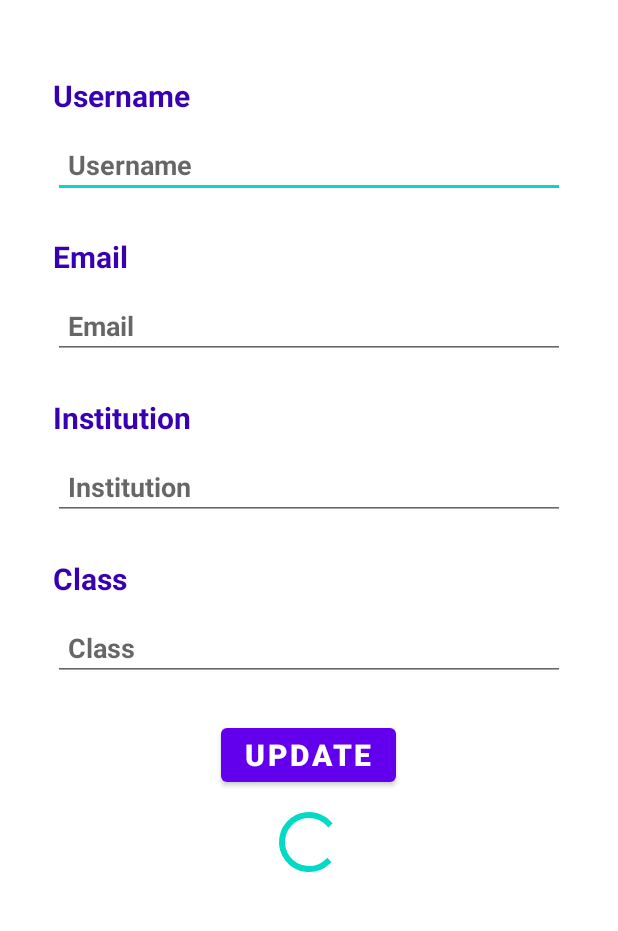
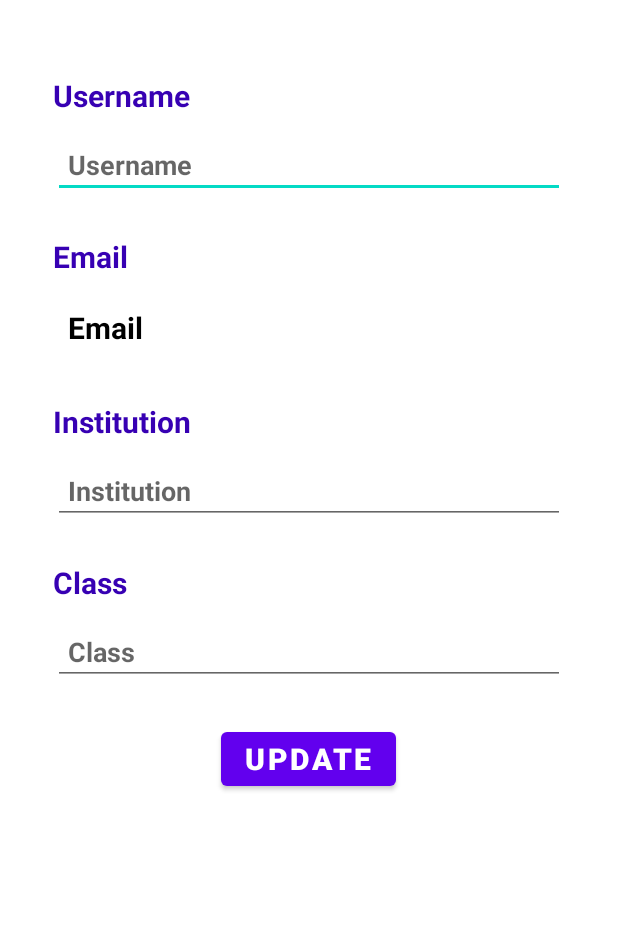
Before and after one commit to VaradMash/assignment_submission_portal, an Android app: the layout fragment_update_profile.xml on its own in the app's theme, with its tools: preview values and no code run, on a phone screen of 412 x 824 dp, the part 252-1183 px from its top. Run offline under Robolectric (Android 15) with nearby library versions, the phone set to English and light mode, and no system bars.

Commit message:
Update profile code updated.

```diff
--- a/app/build.gradle
+++ b/app/build.gradle
@@ -39,6 +39,7 @@ dependencies {
     implementation 'com.google.firebase:firebase-database'
     //noinspection GradleCompatible
     implementation 'com.android.support:design:28.0.0'
+    implementation 'com.google.firebase:firebase-firestore'
     testImplementation 'junit:junit:4.+'
     androidTestImplementation 'androidx.test.ext:junit:1.1.2'
     androidTestImplementation 'androidx.test.espresso:espresso-core:3.3.0'
--- a/app/src/main/java/com/example/swadhyaya/UserProfile.java
+++ b/app/src/main/java/com/example/swadhyaya/UserProfile.java
@@ -66,7 +66,7 @@ public class UserProfile extends AppCompatActivity implements NavigationView.OnN
         View header = navigationView.getHeaderView(0);
         navBarUsername = (TextView)header.findViewById(R.id.navBarUsername);
         navBarEmail = (TextView)header.findViewById(R.id.navBarEmail);
-        if(user != null && savedInstanceState != null)
+        if(user != null)
         {
             Toast.makeText(getApplicationContext(), "Welcome " + user.getDisplayName(), Toast.LENGTH_SHORT).show();
             navBarUsername.setText(user.getDisplayName());
@@ -105,6 +105,7 @@ public class UserProfile extends AppCompatActivity implements NavigationView.OnN
         }
     }
 
+    @SuppressLint("NonConstantResourceId")
     @Override
     public boolean onNavigationItemSelected(@NonNull MenuItem item) {
         switch(item.getItemId())
--- a/app/src/main/res/layout/fragment_update_profile.xml
+++ b/app/src/main/res/layout/fragment_update_profile.xml
@@ -68,16 +68,15 @@
                 android:textSize="20sp"
                 android:textStyle="bold" />
 
-            <EditText
-                android:id="@+id/etUpdateEmail"
+            <TextView
+                android:id="@+id/tvEmail"
                 android:layout_width="match_parent"
                 android:layout_height="wrap_content"
                 android:layout_marginTop="10dp"
-                android:autofillHints="@string/email"
-                android:hint="@string/email"
-                android:inputType="textEmailAddress"
                 android:padding="10dp"
+                android:text="@string/email"
                 android:textColor="@color/black"
+                android:textSize="20sp"
                 android:textStyle="bold" />
 
             <TextView
@@ -138,7 +137,8 @@
                 android:layout_width="wrap_content"
                 android:layout_height="wrap_content"
                 android:layout_gravity="center_horizontal"
-                android:paddingTop="10dp" />
+                android:paddingTop="10dp"
+                android:visibility="gone" />
 
             <!-- Ghost View added to Fit scrollView Widgets -->
             <View
--- a/app/src/main/res/menu/icon_menu.xml
+++ b/app/src/main/res/menu/icon_menu.xml
@@ -23,4 +23,5 @@
             android:icon="@drawable/log_out_logo"
             android:title="@string/log_out" />
     </group>
+
 </menu>
--- a/app/src/main/res/values/strings.xml
+++ b/app/src/main/res/values/strings.xml
@@ -23,4 +23,5 @@
     <string name="close">Close</string>
     <string name="update_profile">Update Profile</string>
     <string name="update">Update</string>
+    <string name="profile_settings">Profile Settings</string>
 </resources>
```
Also changed, not shown: app/src/main/java/com/example/swadhyaya/UpdateProfileFragment.java (+86 -3 lines).
